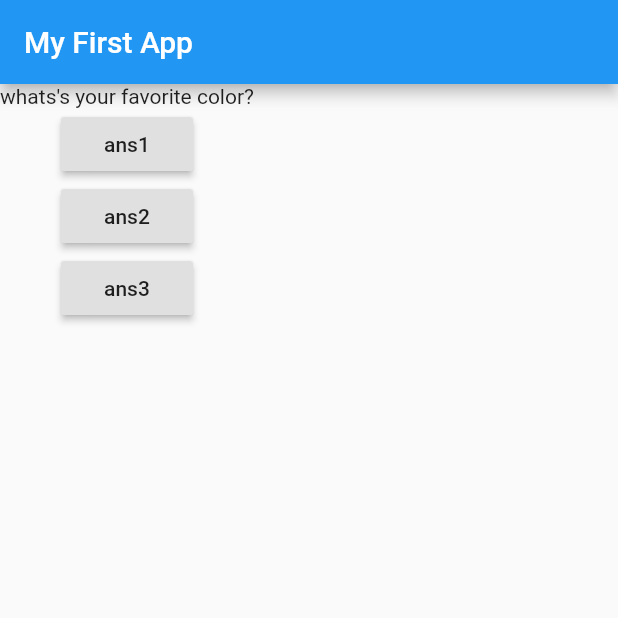
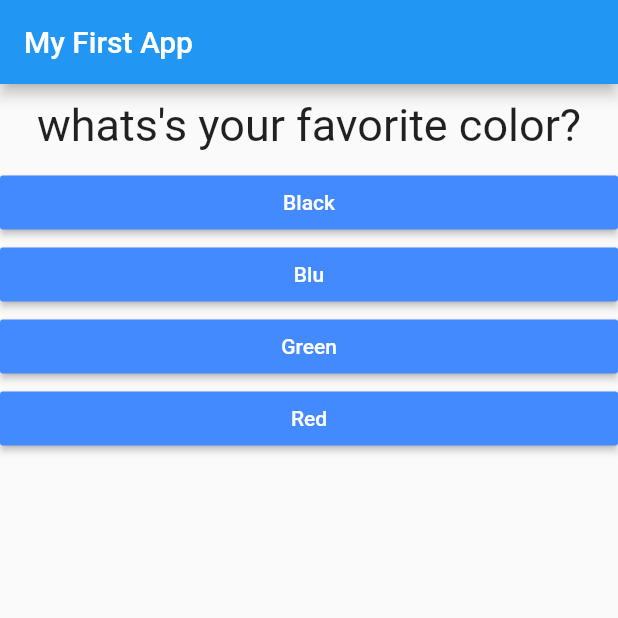
Before and after one commit to samirazazy/quize, a Flutter app: the screen it shows after launch, on a phone screen of 412 x 824 dp, the top half of it. Run offline on Flutter 3.47's test engine with Material 2 defaults, Android fonts, the phone set to English and light mode, and no system bars.

Commit message:
add some featuers

```diff
--- /dev/null
+++ b/lib/answer.dart
@@ -0,0 +1,19 @@
+import 'package:flutter/material.dart';
+
+class Answer extends StatelessWidget {
+  final Function selcetHandler;
+  final String answer;
+  Answer(this.selcetHandler, this.answer);
+  @override
+  Widget build(BuildContext context) {
+    return Container(
+      width: double.infinity,
+      child: RaisedButton(
+        textColor: Colors.white,
+        color: Colors.blueAccent,
+        child: Text(answer),
+        onPressed: selcetHandler,
+      ),
+    );
+  }
+}
--- a/lib/main.dart
+++ b/lib/main.dart
@@ -1,4 +1,6 @@
 import 'package:flutter/material.dart';
+import 'question.dart';
+import 'answer.dart';
 
 void main() => runApp(MyApp());
 
@@ -10,7 +12,7 @@ class MyApp extends StatefulWidget {
 class _MyAppState extends State<MyApp> {
   var _questionIndex = 0;
 
-  answerQuestion() {
+  _answerQuestion() {
     setState(() {
       _questionIndex++;
     });
@@ -19,9 +21,19 @@ class _MyAppState extends State<MyApp> {
 
   @override
   Widget build(BuildContext context) {
-    var questions = [
-      'whats\'s your favorite color?',
-      'whats\'s your favorite animal?',
+    const questions = const [
+      {
+        'questionText': 'whats\'s your favorite color?',
+        'answers': ['Black', 'Blu', 'Green', 'Red'],
+      },
+      {
+        'questionText': 'whats\'s your favorite animal?',
+        'answers': ['Rabbit', 'Cat', 'Dog', 'Snack']
+      },
+      {
+        'questionText': 'who\'s your favorit instractor?',
+        'answers': ['Rabbit', 'Cat', 'Dog', 'Snack']
+      },
     ];
     return MaterialApp(
       home: Scaffold(
@@ -30,19 +42,11 @@ class _MyAppState extends State<MyApp> {
         ),
         body: Column(
           children: [
-            Text(questions[_questionIndex]),
-            RaisedButton(
-              onPressed: answerQuestion,
-              child: Text('ans1'),
-            ),
-            RaisedButton(
-              onPressed: answerQuestion,
-              child: Text('ans2'),
-            ),
-            RaisedButton(
-              onPressed: answerQuestion,
-              child: Text('ans3'),
-            ),
+            Question(questions[_questionIndex]['questionText']),
+            ...(questions[_questionIndex]['answers'] as List<String>)
+                .map((answer) {
+              return Answer(_answerQuestion, answer);
+            }).toList()
           ],
         ),
       ),
--- /dev/null
+++ b/lib/question.dart
@@ -0,0 +1,18 @@
+import 'package:flutter/material.dart';
+
+class Question extends StatelessWidget {
+  final String questionText;
+  Question(this.questionText);
+  @override
+  Widget build(BuildContext context) {
+    return Container(
+      padding: EdgeInsets.all(10),
+      width: double.infinity,
+      child: Text(
+        questionText,
+        textAlign: TextAlign.center,
+        style: TextStyle(fontSize: 30),
+      ),
+    );
+  }
+}
```
